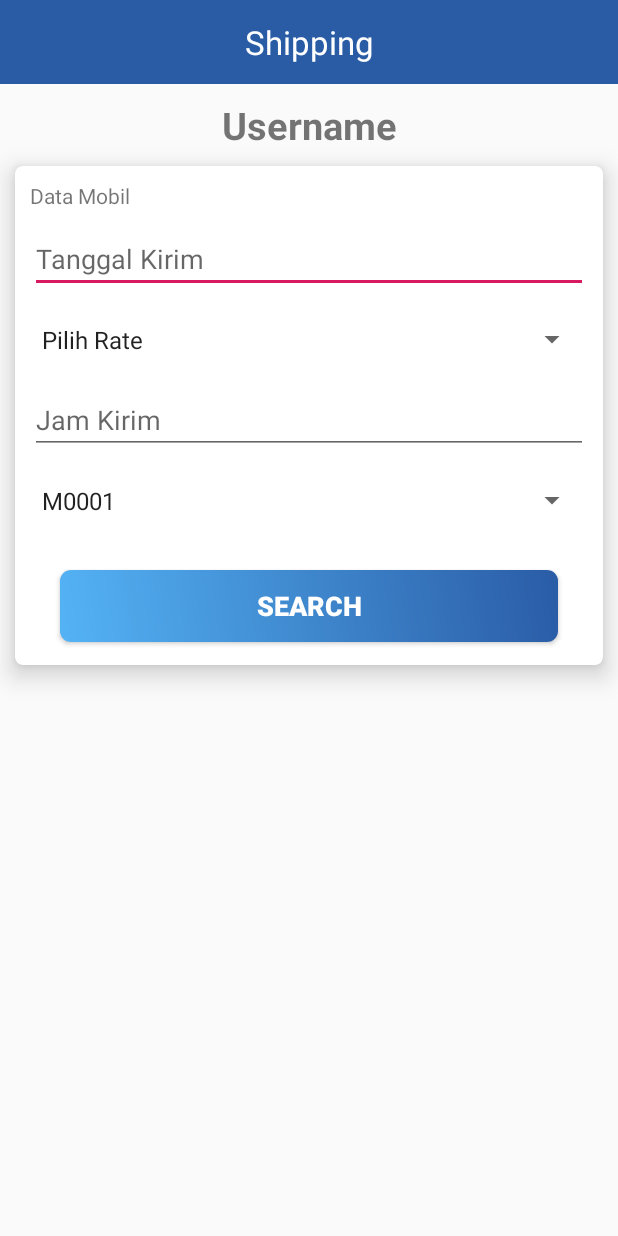
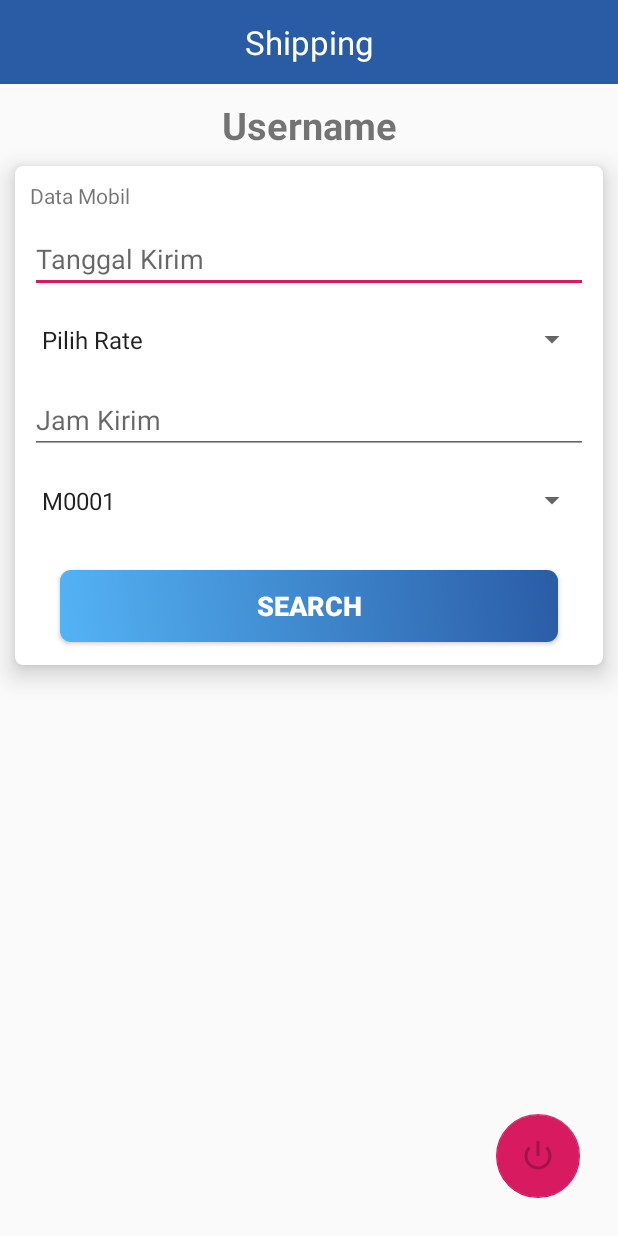
Before and after one commit to drzain/amdes, an Android app: the ShippingActivity screen opened directly, with no data from a screen before it, on a phone screen of 412 x 824 dp. Run offline under Robolectric (Android 15) with nearby library versions, the phone set to English and light mode, and no system bars; network calls fail.

Commit message:
update Shipping

```diff
--- a/app/src/main/java/com/sip/amdesmobile/ShippingActivity.java
+++ b/app/src/main/java/com/sip/amdesmobile/ShippingActivity.java
@@ -3,6 +3,7 @@ package com.sip.amdesmobile;
 import android.app.DatePickerDialog;
 import android.app.TimePickerDialog;
 import android.content.Intent;
+import android.support.design.widget.FloatingActionButton;
 import android.support.v7.app.AppCompatActivity;
 import android.os.Bundle;
 import android.support.v7.widget.Toolbar;
@@ -27,6 +28,9 @@ public class ShippingActivity extends AppCompatActivity
     final Calendar myCalendar = Calendar.getInstance();
     DatePickerDialog.OnDateSetListener tgl;
     TimePickerDialog picker;
+    private SessionManager session;;
+    FloatingActionButton btn_keluar;
+    String namauser;
 
 
 
@@ -35,6 +39,8 @@ public class ShippingActivity extends AppCompatActivity
     {
         super.onCreate(savedInstanceState);
         setContentView(R.layout.activity_shipping);
+        session = new SessionManager(getApplicationContext());
+        namauser = session.isNama();
 
         Toolbar toolbar = (Toolbar) findViewById(R.id.toolbarshipping);
         TextView mTitle = (TextView) toolbar.findViewById(R.id.toolbarshipping_title);
@@ -105,6 +111,17 @@ public class ShippingActivity extends AppCompatActivity
             }
         });
 
+        btn_keluar = findViewById(R.id.btn_keluar_salesman);
+        btn_keluar.setOnClickListener(new View.OnClickListener() {
+            @Override
+            public void onClick(View v) {
+                session.setLogin(false);
+                Intent intent = new Intent( ShippingActivity.this, MainActivity.class);
+                startActivity(intent);
+                finish();
+            }
+        });
+
     }
     private void updateLabel()
     {
--- a/app/src/main/res/layout/activity_shipping.xml
+++ b/app/src/main/res/layout/activity_shipping.xml
@@ -1,11 +1,15 @@
 <?xml version="1.0" encoding="utf-8"?>
-<LinearLayout xmlns:android="http://schemas.android.com/apk/res/android"
+<RelativeLayout xmlns:android="http://schemas.android.com/apk/res/android"
     xmlns:app="http://schemas.android.com/apk/res-auto"
     xmlns:tools="http://schemas.android.com/tools"
     android:layout_width="match_parent"
     android:layout_height="match_parent"
     android:orientation="vertical"
     tools:context=".ShippingActivity">
+    <LinearLayout
+        android:layout_width="match_parent"
+        android:layout_height="match_parent"
+        android:orientation="vertical">
 
     <android.support.v7.widget.Toolbar
         android:layout_width="match_parent"
@@ -117,5 +121,17 @@
         </LinearLayout>
 
     </android.support.v7.widget.CardView>
+    </LinearLayout>
 
-</LinearLayout>
+    <android.support.design.widget.FloatingActionButton
+        android:id="@+id/btn_keluar_salesman"
+        android:enabled="false"
+        android:layout_width="wrap_content"
+        android:layout_height="wrap_content"
+        android:background="#c6c6c6"
+        android:layout_alignParentBottom="true"
+        android:layout_alignParentRight="true"
+        android:layout_margin="25dp"
+        android:src="@android:drawable/ic_lock_power_off" />
+
+</RelativeLayout>
```
